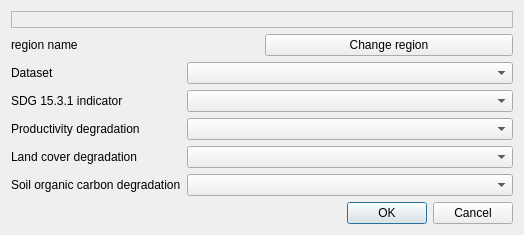
This is LDMP/gui/DlgSelectDS.ui in ConservationInternational/trends.earth as Qt 5 draws it before an edit. The edited form follows.
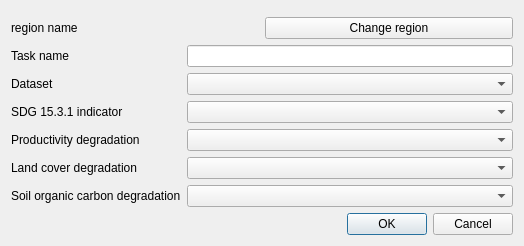
This is the edited form. Custom widgets are drawn as their Qt base class.

Diff of the .ui file:
```diff
--- a/LDMP/gui/DlgSelectDS.ui
+++ b/LDMP/gui/DlgSelectDS.ui
@@ -14,35 +14,45 @@
    <string>Dataset selection</string>
   </property>
   <layout class="QGridLayout" name="gridLayout">
-   <item row="4" column="0">
+   <item row="5" column="0">
     <widget class="QLabel" name="label_3">
      <property name="text">
       <string>Productivity degradation</string>
      </property>
     </widget>
    </item>
-   <item row="3" column="1">
+   <item row="4" column="1">
     <widget class="WidgetDataIOSelectTELayerExisting" name="combo_sdg">
      <property name="layer_type" stdset="0">
       <string>SDG 15.3.1 Indicator</string>
      </property>
     </widget>
    </item>
-   <item row="2" column="1">
+   <item row="3" column="1">
     <widget class="WidgetDataIOSelectTEDatasetExisting" name="combo_dataset">
      <property name="dataset_type" stdset="0">
       <string>sdg-15-3-1-summary</string>
      </property>
     </widget>
    </item>
-   <item row="5" column="0">
+   <item row="6" column="0">
     <widget class="QLabel" name="label_4">
      <property name="text">
       <string>Land cover degradation</string>
      </property>
     </widget>
    </item>
-   <item row="7" column="1">
+   <item row="0" column="0" colspan="2">
+    <widget class="QgsMessageBar" name="msg_bar">
+     <property name="frameShape">
+      <enum>QFrame::StyledPanel</enum>
+     </property>
+     <property name="frameShadow">
+      <enum>QFrame::Raised</enum>
+     </property>
+    </widget>
+   </item>
+   <item row="8" column="1">
     <widget class="QDialogButtonBox" name="buttonBox">
      <property name="orientation">
       <enum>Qt::Horizontal</enum>
@@ -52,42 +62,42 @@
      </property>
     </widget>
    </item>
-   <item row="3" column="0">
+   <item row="4" column="0">
     <widget class="QLabel" name="label_2">
      <property name="text">
       <string>SDG 15.3.1 indicator</string>
      </property>
     </widget>
    </item>
-   <item row="6" column="1">
+   <item row="7" column="1">
     <widget class="WidgetDataIOSelectTELayerExisting" name="combo_soil">
      <property name="layer_type" stdset="0">
       <string>Soil organic carbon (degradation)</string>
      </property>
     </widget>
    </item>
-   <item row="2" column="0">
+   <item row="3" column="0">
     <widget class="QLabel" name="label">
      <property name="text">
       <string>Dataset</string>
      </property>
     </widget>
    </item>
-   <item row="4" column="1">
+   <item row="5" column="1">
     <widget class="WidgetDataIOSelectTELayerExisting" name="combo_prod">
      <property name="layer_type" stdset="0">
       <string>Land Productivity Dynamics (from JRC)</string>
      </property>
     </widget>
    </item>
-   <item row="5" column="1">
+   <item row="6" column="1">
     <widget class="WidgetDataIOSelectTELayerExisting" name="combo_lc">
      <property name="layer_type" stdset="0">
       <string>Land cover (degradation)</string>
      </property>
     </widget>
    </item>
-   <item row="6" column="0">
+   <item row="7" column="0">
     <widget class="QLabel" name="label_5">
      <property name="text">
       <string>Soil organic carbon degradation</string>
@@ -127,13 +137,17 @@
      </item>
     </layout>
    </item>
-   <item row="0" column="0" colspan="2">
-    <widget class="QgsMessageBar" name="msg_bar">
-     <property name="frameShape">
-      <enum>QFrame::StyledPanel</enum>
+   <item row="2" column="0">
+    <widget class="QLabel" name="label_6">
+     <property name="text">
+      <string>Task name</string>
      </property>
-     <property name="frameShadow">
-      <enum>QFrame::Raised</enum>
+    </widget>
+   </item>
+   <item row="2" column="1">
+    <widget class="QLineEdit" name="txt_task_name">
+     <property name="maxLength">
+      <number>100</number>
      </property>
     </widget>
    </item>
```
Left out of the diff: 9 changed lines with no effect on the pictures.
